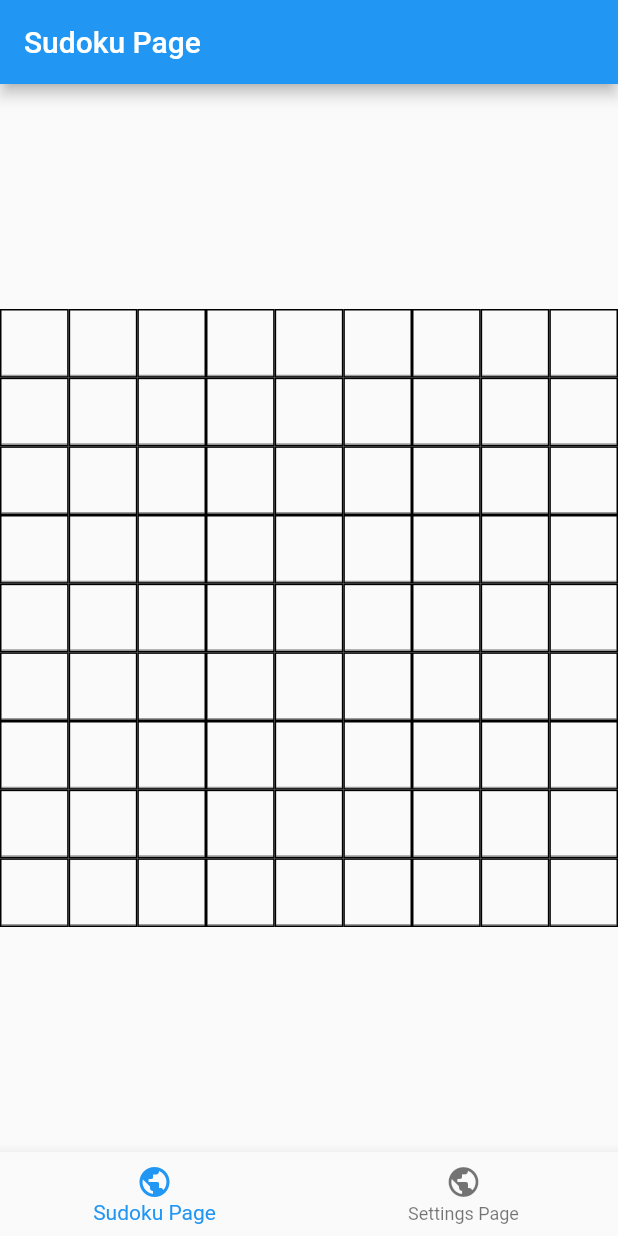
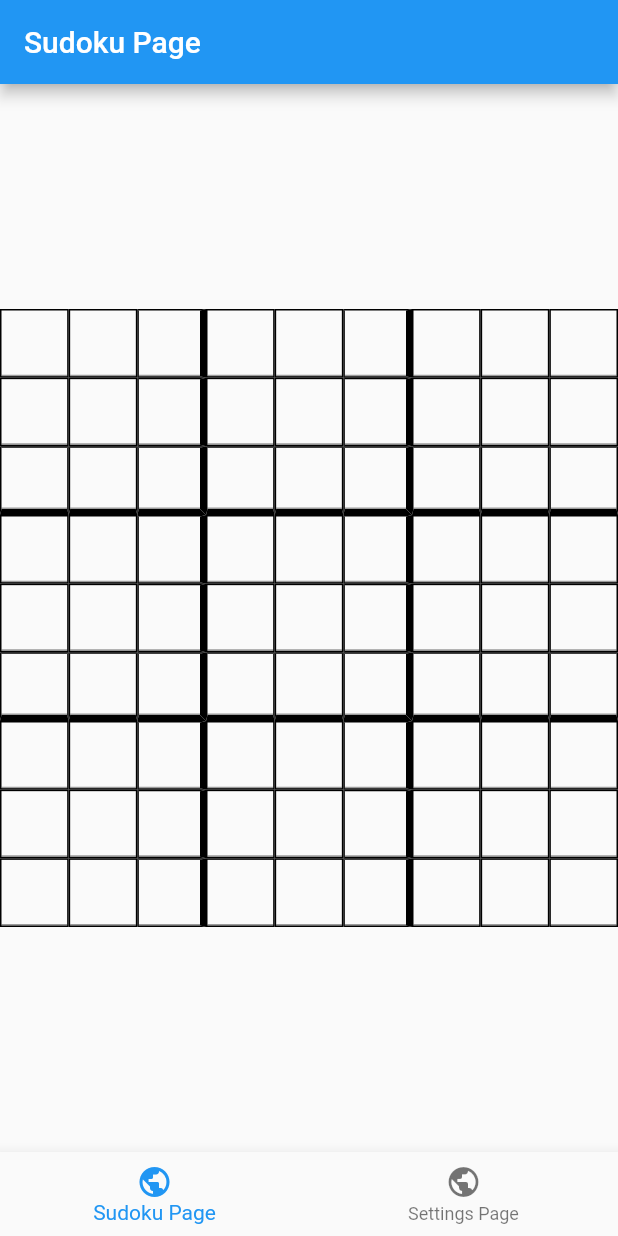
Before and after one commit to samuelobe/Flutter_Sudoku_App, a Flutter app: the screen it shows after launch, on a phone screen of 412 x 824 dp. Run offline on Flutter 3.47's test engine with Material 2 defaults, Android fonts, the phone set to English and light mode, and no system bars.

```diff
--- a/lib/pages/settings_page.dart
+++ b/lib/pages/settings_page.dart
@@ -1,8 +1,6 @@
 import 'package:flutter/material.dart';
 
 class SettingsPage extends StatefulWidget {
-  SettingsPage({Key key}) : super(key: key);
-
   @override
   _SettingsPageState createState() => _SettingsPageState();
 }
--- a/lib/pages/sudoku_page.dart
+++ b/lib/pages/sudoku_page.dart
@@ -1,9 +1,8 @@
 import 'package:flutter/material.dart';
-import 'package:sudoku/widgets/tile.dart';
+
+import '../widgets/tile.dart';
 
 class SudokuPage extends StatefulWidget {
-  SudokuPage({Key key}) : super(key: key);
-
   @override
   _SudokuPageState createState() => _SudokuPageState();
 }
@@ -11,8 +10,8 @@ class SudokuPage extends StatefulWidget {
 class _SudokuPageState extends State<SudokuPage> {
   List<Widget> _getGrid() {
     var gridList = <Widget>[];
-    for (var i = 0; i < 81; i++) {
-      gridList.add(Tile());
+    for (double i = 0; i < 81; i++) {
+      gridList.add(Tile(index: i,));
     }
     return gridList;
   }
--- a/lib/widgets/tile.dart
+++ b/lib/widgets/tile.dart
@@ -1,24 +1,54 @@
 import 'package:flutter/material.dart';
 
 class Tile extends StatefulWidget {
-  Tile({Key key}) : super(key: key);
+  final double index;
 
+  Tile({this.index});
   @override
   _TileState createState() => _TileState();
 }
 
 class _TileState extends State<Tile> {
+  String text = "";
+  Border _getBorder() {
+    var firstColRange = [2,11,20,29,38,47,56,65,74];
+    var secondColRange = [5,14,23,32,41,50,59,68,77];
+    var index = widget.index;
+    double top = 1;
+    double bottom = 1;
+    double left = 1;
+    double right = 1;
+    if ((index >= 18 && index <= 26) || index >= 45 && index <= 53) {
+      bottom = 4;
+    }
+    if (firstColRange.contains(index) || secondColRange.contains(index)){
+      right = 4;
+    }
+
+    return Border(
+        top: BorderSide(width: top),
+        bottom: BorderSide(width: bottom),
+        left: BorderSide(width: left),
+        right: BorderSide(width: right));
+  }
+
   @override
   Widget build(BuildContext context) {
     return GridTile(
         child: Container(
             child: TextField(
+              textAlign: TextAlign.center,
+              style: TextStyle(fontSize: 25),
+              onSubmitted: (input) {
+                text = input;
+                print(text);
+              },
+              keyboardType: TextInputType.number,
               decoration: InputDecoration(
                 counterText: "",
               ),
               maxLength: 1,
             ),
-            decoration: BoxDecoration(
-                border: Border.all(color: Colors.black, width: 1))));
+            decoration: BoxDecoration(border: _getBorder())));
   }
 }
```
Also changed, not shown: 1 other file.
